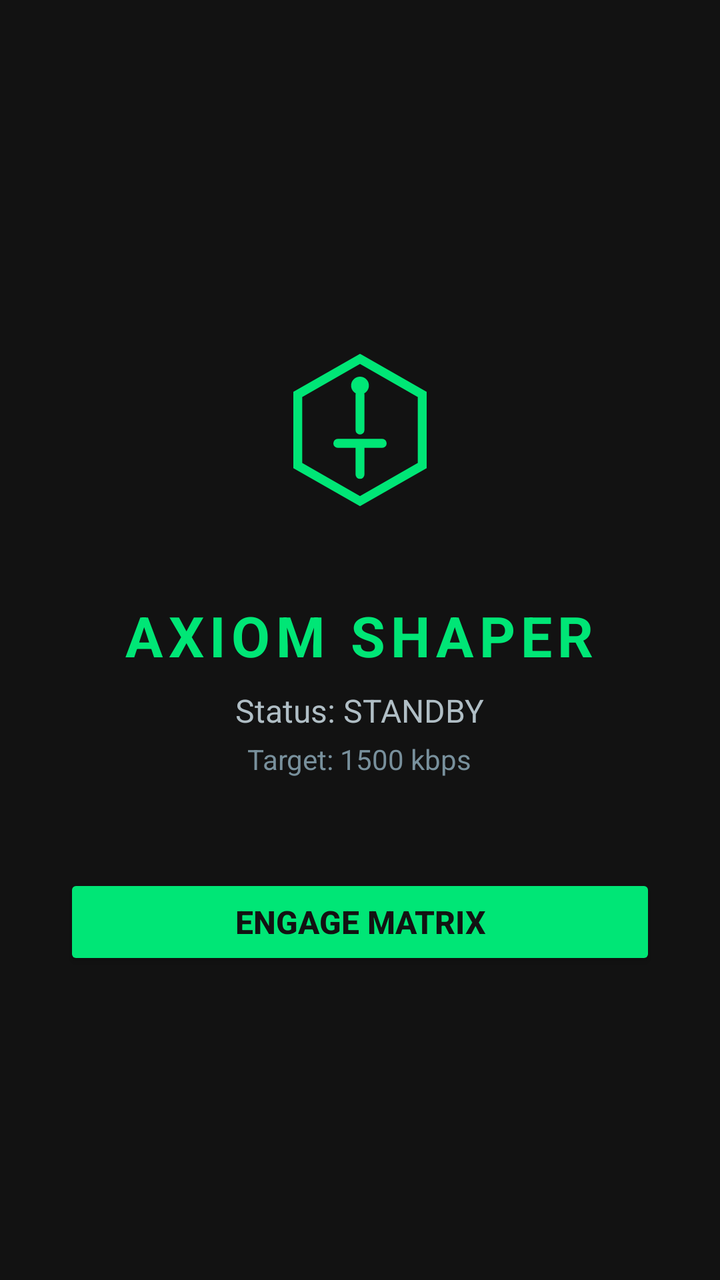
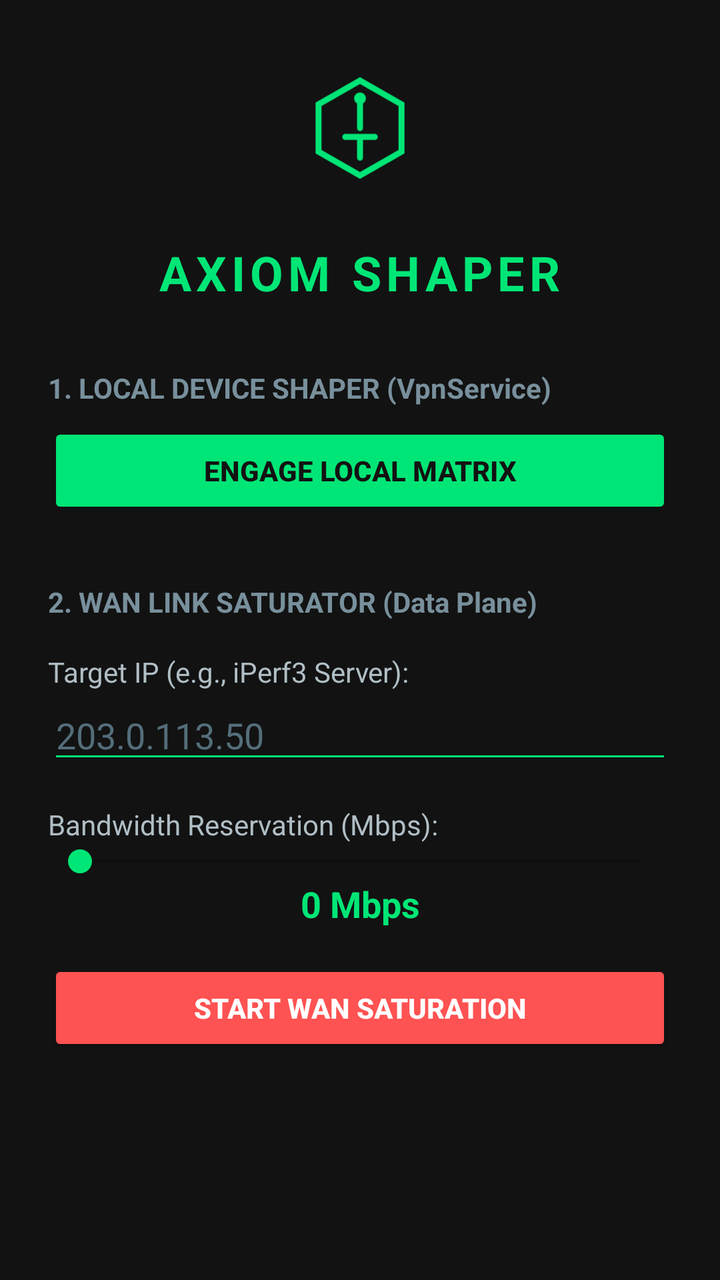

An Android layout rendered at two revisions. The XML below is the earlier revision; the diff shows what the commit changed to produce the second picture.
<!-- AndroidManifest.xml: application theme Theme.AppCompat.Light.NoActionBar -->
<!-- res/layout/activity_main.xml -->
<?xml version="1.0" encoding="utf-8"?>
<LinearLayout xmlns:android="http://schemas.android.com/apk/res/android"
    android:layout_width="match_parent"
    android:layout_height="match_parent"
    android:background="#121212"
    android:gravity="center"
    android:orientation="vertical"
    android:padding="32dp">

    <ImageView
        android:layout_width="120dp"
        android:layout_height="120dp"
        android:src="@drawable/ic_axiom_logo"
        android:contentDescription="Axiom Logo" />

    <TextView
        android:layout_width="wrap_content"
        android:layout_height="wrap_content"
        android:layout_marginTop="24dp"
        android:text="AXIOM SHAPER"
        android:textColor="#00E676"
        android:textSize="28sp"
        android:textStyle="bold"
        android:letterSpacing="0.1" />

    <TextView
        android:id="@+id/tv_status"
        android:layout_width="wrap_content"
        android:layout_height=" wrap_content"
        android:layout_marginTop="8dp"
        android:text="Status: STANDBY"
        android:textColor="#B0BEC5"
        android:textSize="16sp" />

    <TextView
        android:id="@+id/tv_target"
        android:layout_width="wrap_content"
        android:layout_height="wrap_content"
        android:layout_marginTop="4dp"
        android:text="Target: 1500 kbps"
        android:textColor="#78909C"
        android:textSize="14sp" />

    <Button
        android:id="@+id/btn_toggle"
        android:layout_width="match_parent"
        android:layout_height="wrap_content"
        android:layout_marginTop="48dp"
        android:backgroundTint="#00E676"
        android:text="ENGAGE MATRIX"
        android:textColor="#121212"
        android:textStyle="bold"
        android:textSize="16sp" />

</LinearLayout>
<!-- resources referenced by this layout -->
<resources>
  <!-- drawable ic_axiom_logo (drawable) -->
  <vector xmlns:android="http://schemas.android.com/apk/res/android"
      android:width="108dp"
      android:height="108dp"
      android:viewportWidth="108"
      android:viewportHeight="108">
      
      <path
          android:fillColor="#121212"
          android:pathData="M0,0h108v108h-108z"/>
      
      <path
          android:fillColor="#00000000"
          android:strokeWidth="4"
          android:strokeColor="#00E676"
          android:pathData="M54,22 L82,38 L82,70 L54,86 L26,70 L26,38 Z"/>
      
      <path
          android:fillColor="#00000000"
          android:strokeWidth="4"
          android:strokeColor="#00E676"
          android:strokeLineCap="round"
          android:pathData="M54,38 L54,54 M44,60 L64,60 M54,60 L54,74"/>
      
      <path
          android:fillColor="#00E676"
          android:pathData="M54,34m-4,0a4,4 0,1 1,8 0a4,4 0,1 1,-8 0"/>
  </vector>
</resources>

<!-- the commit's change to res/layout/activity_main.xml (unified diff, before → after) -->
@@ -1,55 +1,114 @@
 <?xml version="1.0" encoding="utf-8"?>
-<LinearLayout xmlns:android="http://schemas.android.com/apk/res/android"
+<ScrollView xmlns:android="http://schemas.android.com/apk/res/android"
     android:layout_width="match_parent"
     android:layout_height="match_parent"
     android:background="#121212"
-    android:gravity="center"
-    android:orientation="vertical"
-    android:padding="32dp">
+    android:padding="24dp">
 
-    <ImageView
-        android:layout_width="120dp"
-        android:layout_height="120dp"
-        android:src="@drawable/ic_axiom_logo"
-        android:contentDescription="Axiom Logo" />
-
-    <TextView
-        android:layout_width="wrap_content"
-        android:layout_height="wrap_content"
-        android:layout_marginTop="24dp"
-        android:text="AXIOM SHAPER"
-        android:textColor="#00E676"
-        android:textSize="28sp"
-        android:textStyle="bold"
-        android:letterSpacing="0.1" />
-
-    <TextView
-        android:id="@+id/tv_status"
-        android:layout_width="wrap_content"
-        android:layout_height=" wrap_content"
-        android:layout_marginTop="8dp"
-        android:text="Status: STANDBY"
-        android:textColor="#B0BEC5"
-        android:textSize="16sp" />
-
-    <TextView
-        android:id="@+id/tv_target"
-        android:layout_width="wrap_content"
-        android:layout_height="wrap_content"
-        android:layout_marginTop="4dp"
-        android:text="Target: 1500 kbps"
-        android:textColor="#78909C"
-        android:textSize="14sp" />
-
-    <Button
-        android:id="@+id/btn_toggle"
+    <LinearLayout
         android:layout_width="match_parent"
         android:layout_height="wrap_content"
-        android:layout_marginTop="48dp"
-        android:backgroundTint="#00E676"
-        android:text="ENGAGE MATRIX"
-        android:textColor="#121212"
-        android:textStyle="bold"
-        android:textSize="16sp" />
+        android:gravity="center_horizontal"
+        android:orientation="vertical">
 
-</LinearLayout>
+        <ImageView
+            android:layout_width="80dp"
+            android:layout_height="80dp"
+            android:src="@drawable/ic_axiom_logo"
+            android:contentDescription="Axiom Logo" />
+
+        <TextView
+            android:layout_width="wrap_content"
+            android:layout_height="wrap_content"
+            android:layout_marginTop="16dp"
+            android:text="AXIOM SHAPER"
+            android:textColor="#00E676"
+            android:textSize="24sp"
+            android:textStyle="bold"
+            android:letterSpacing="0.1" />
+
+        
+        <TextView
+            android:layout_width="match_parent"
+            android:layout_height="wrap_content"
+            android:layout_marginTop="32dp"
+            android:text="1. LOCAL DEVICE SHAPER (VpnService)"
+            android:textColor="#78909C"
+            android:textSize="14sp"
+            android:textStyle="bold" />
+
+        <Button
+            android:id="@+id/btn_toggle_tun"
+            android:layout_width="match_parent"
+            android:layout_height="wrap_content"
+            android:layout_marginTop="8dp"
+            android:backgroundTint="#00E676"
+            android:text="ENGAGE LOCAL MATRIX"
+            android:textColor="#121212"
+            android:textStyle="bold" />
+
+        
+        <TextView
+            android:layout_width="match_parent"
+            android:layout_height="wrap_content"
+            android:layout_marginTop="32dp"
+            android:text="2. WAN LINK SATURATOR (Data Plane)"
+            android:textColor="#78909C"
+            android:textSize="14sp"
+            android:textStyle="bold" />
+            
+        <TextView
+            android:layout_width="match_parent"
+            android:layout_height="wrap_content"
+            android:text="Target IP (e.g., iPerf3 Server):"
+            android:textColor="#B0BEC5"
+            android:layout_marginTop="16dp"/>
+
+        <EditText
+            android:id="@+id/et_target_ip"
+            android:layout_width="match_parent"
+            android:layout_height="wrap_content"
+            android:hint="203.0.113.50"
+            android:textColor="#FFFFFF"
+            android:textColorHint="#546E7A"
+            android:inputType="text"
+            android:backgroundTint="#00E676"/>
+
+        <TextView
+            android:layout_width="match_parent"
+            android:layout_height="wrap_content"
+            android:text="Bandwidth Reservation (Mbps):"
+            android:textColor="#B0BEC5"
+            android:layout_marginTop="16dp"/>
+
+        <SeekBar
+            android:id="@+id/sb_bandwidth"
+            android:layout_width="match_parent"
+            android:layout_height="wrap_content"
+            android:max="100"
+            android:progress="0"
+            android:progressTint="#00E676"
+            android:thumbTint="#00E676"/>
+
+        <TextView
+            android:id="@+id/tv_slider_value"
+            android:layout_width="match_parent"
+            android:layout_height="wrap_content"
+            android:text="0 Mbps"
+            android:textColor="#00E676"
+            android:textSize="18sp"
+            android:textStyle="bold"
+            android:gravity="center"/>
+
+        <Button
+            android:id="@+id/btn_toggle_wan"
+            android:layout_width="match_parent"
+            android:layout_height="wrap_content"
+            android:layout_marginTop="16dp"
+            android:backgroundTint="#FF5252"
+            android:text="START WAN SATURATION"
+            android:textColor="#FFFFFF"
+            android:textStyle="bold" />
+
+    </LinearLayout>
+</ScrollView>
